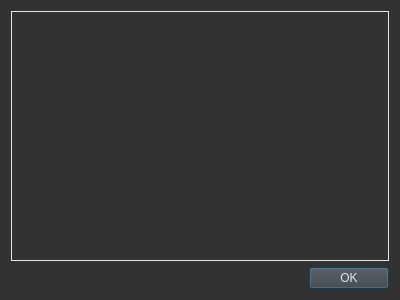
First picture: the form in src/ui/LayersManager.ui, repository chen6556/DSV, before the edit.
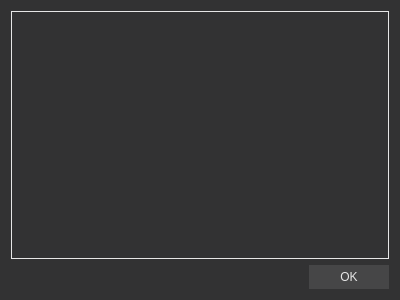
Second picture: the form after the edit.

Patch:
```diff
--- a/src/ui/LayersManager.ui
+++ b/src/ui/LayersManager.ui
@@ -68,11 +68,18 @@
      </item>
      <item>
       <widget class="QPushButton" name="pushButton">
+       <property name="minimumSize">
+        <size>
+         <width>80</width>
+         <height>24</height>
+        </size>
+       </property>
        <property name="styleSheet">
         <string notr="true">QPushButton
 {
 	color:rgb(230, 230, 230);
 	background-color:rgb(70, 70, 71);
+	border:none;
 }
 QPushButton:hover
 {
```
Left out of the diff: 14 changed lines with no effect on the pictures.
